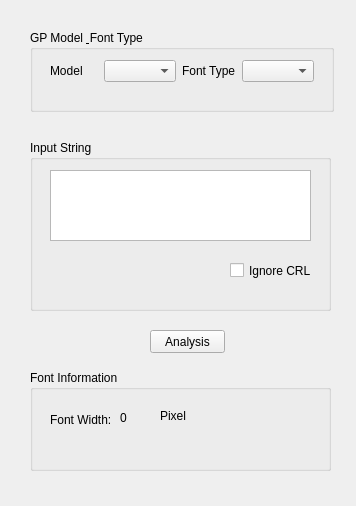
Before: the Qt Designer form font_length_app/FontLengthApp.ui in aorura/fontLength, drawn with Qt 5.
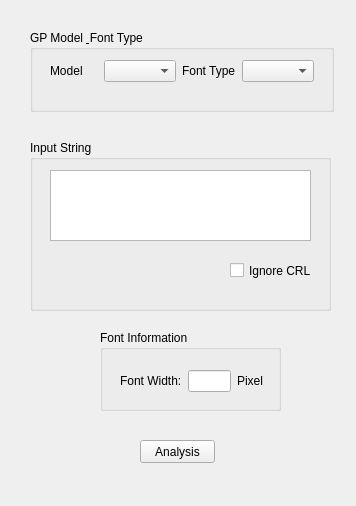
After: the same form once the commit is applied.

Diff of the .ui file:
```diff
--- a/font_length_app/FontLengthApp.ui
+++ b/font_length_app/FontLengthApp.ui
@@ -103,8 +103,8 @@
   <widget class="QPushButton" name="pushButton">
    <property name="geometry">
     <rect>
-     <x>150</x>
-     <y>330</y>
+     <x>140</x>
+     <y>440</y>
      <width>75</width>
      <height>23</height>
     </rect>
@@ -116,53 +116,43 @@
   <widget class="QGroupBox" name="groupBox_3">
    <property name="geometry">
     <rect>
-     <x>30</x>
-     <y>370</y>
-     <width>301</width>
-     <height>101</height>
+     <x>100</x>
+     <y>330</y>
+     <width>181</width>
+     <height>81</height>
     </rect>
    </property>
    <property name="title">
     <string>Font Information</string>
    </property>
-   <widget class="QLabel" name="label_3">
+   <widget class="QWidget" name="">
     <property name="geometry">
      <rect>
       <x>20</x>
       <y>40</y>
-      <width>71</width>
-      <height>20</height>
+      <width>143</width>
+      <height>22</height>
      </rect>
     </property>
+    <layout class="QHBoxLayout" name="horizontalLayout_2">
+     <item>
+      <widget class="QLabel" name="label_3">
     <property name="text">
      <string>Font Width:</string>
     </property>
    </widget>
-   <widget class="QLabel" name="label_4">
-    <property name="geometry">
-     <rect>
-      <x>90</x>
-      <y>40</y>
-      <width>21</width>
-      <height>16</height>
-     </rect>
-    </property>
-    <property name="text">
-     <string>0</string>
-    </property>
-   </widget>
+     </item>
+     <item>
+      <widget class="QLineEdit" name="lineEdit"/>
+     </item>
+     <item>
    <widget class="QLabel" name="label_5">
-    <property name="geometry">
-     <rect>
-      <x>130</x>
-      <y>40</y>
-      <width>56</width>
-      <height>12</height>
-     </rect>
-    </property>
     <property name="text">
      <string>Pixel</string>
     </property>
+      </widget>
+     </item>
+    </layout>
    </widget>
   </widget>
   <zorder>pushButton</zorder>
```
Lines whose indentation alone changed are shown as unchanged.
